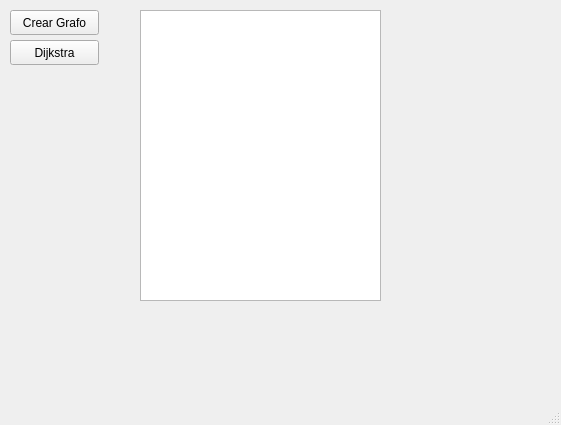
This is SocketCliente/mainwindow.ui in JuanSoAr/Tarea-2-SocketCliente as Qt 5 draws it before an edit. The edited form follows.
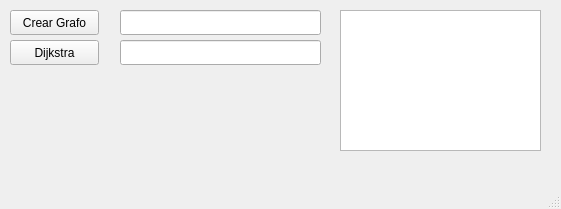
This is the edited form.

```diff
--- a/SocketCliente/mainwindow.ui
+++ b/SocketCliente/mainwindow.ui
@@ -7,7 +7,7 @@
     <x>0</x>
     <y>0</y>
     <width>561</width>
-    <height>425</height>
+    <height>209</height>
    </rect>
   </property>
   <property name="windowTitle">
@@ -30,10 +30,30 @@
    <widget class="QPlainTextEdit" name="txt_log">
     <property name="geometry">
      <rect>
-      <x>140</x>
+      <x>340</x>
       <y>10</y>
-      <width>241</width>
-      <height>291</height>
+      <width>201</width>
+      <height>141</height>
+     </rect>
+    </property>
+   </widget>
+   <widget class="QLineEdit" name="dato1">
+    <property name="geometry">
+     <rect>
+      <x>120</x>
+      <y>10</y>
+      <width>201</width>
+      <height>25</height>
+     </rect>
+    </property>
+   </widget>
+   <widget class="QLineEdit" name="dato2">
+    <property name="geometry">
+     <rect>
+      <x>120</x>
+      <y>40</y>
+      <width>201</width>
+      <height>25</height>
      </rect>
     </property>
    </widget>
```
